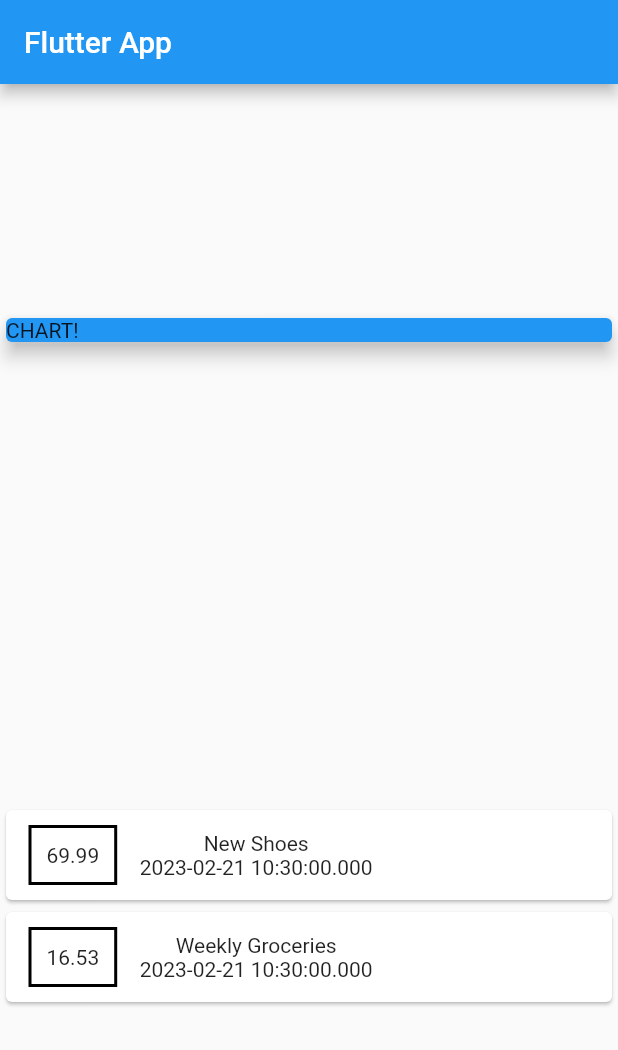
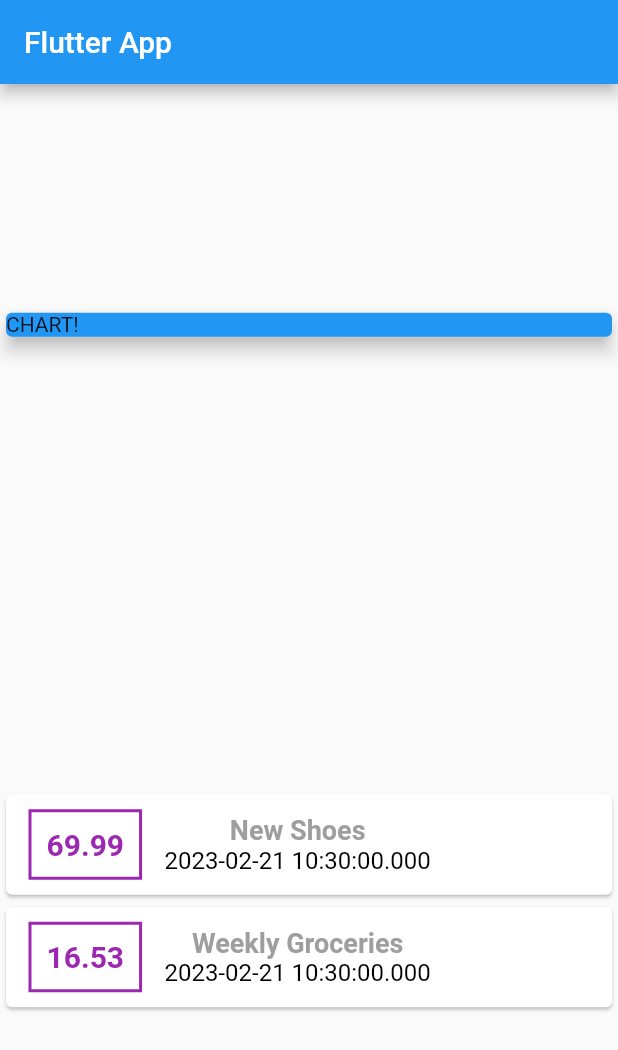
Before and after one commit to LapertJoseph/ExpenseFlutterApp, a Flutter app: the screen it shows after launch, on a phone screen of 412 x 824 dp. Shown: the top 1050 px of the screen. Run offline on Flutter 3.47's test engine with Material 2 defaults, Android fonts, the phone set to English and light mode, and no system bars.

Commit message:
put some style on Column Widget

```diff
--- a/lib/main.dart
+++ b/lib/main.dart
@@ -60,20 +60,37 @@ class MyHomePage extends StatelessWidget {
                       ),
                       decoration: BoxDecoration(
                         border: Border.all(
-                          color: Colors.black,
+                          color: Colors.purple,
                           width: 2,
                         ),
                       ),
                       padding: EdgeInsets.all(10),
                       child: Text(
                         tx.amount.toString(),
+                        style: TextStyle(
+                          fontWeight: FontWeight.bold,
+                          fontSize: 20,
+                          color: Colors.purple,
+                        ),
                       ),
                     ),
                     Column(
                       children: [
-                        Text(tx.title),
+                        Text(
+                          tx.title,
+                          style: TextStyle(
+                            fontWeight: FontWeight.bold,
+                            fontSize: 18,
+                            color: Colors.grey,
+                          ),
+                        ),
                         Text(
                           tx.date.toString(),
+                          style: TextStyle(
+                            fontSize: 16,
+                            fontWeight: FontWeight.normal,
+                            color: Colors.black,
+                          ),
                         ),
                       ],
                     ),
```
